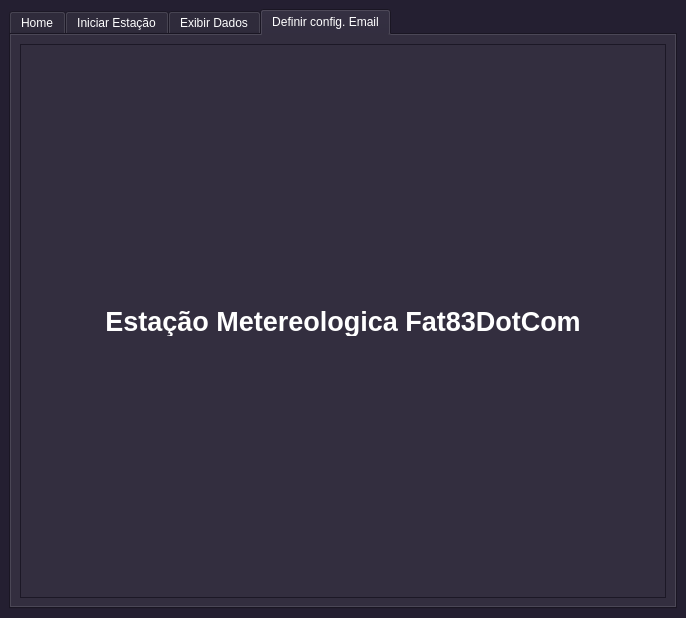
First picture: the form in interface.ui, repository Fat83dotcom/Interface_Estacao, before the edit.
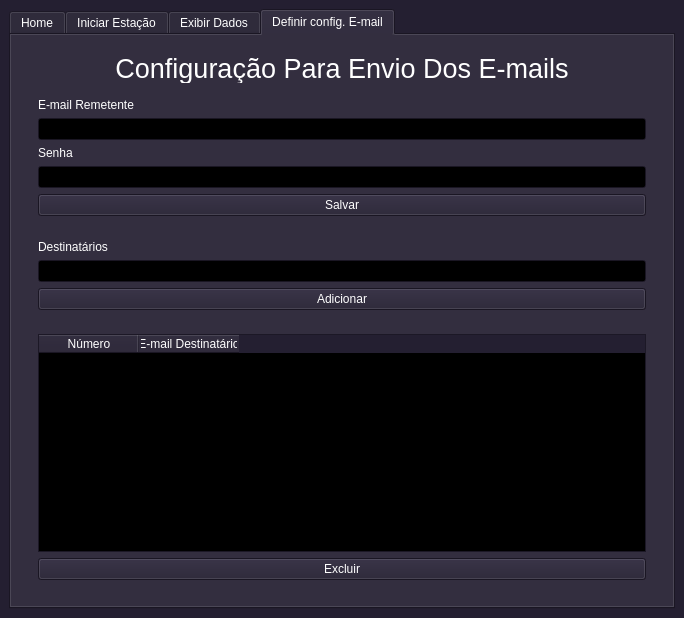
Second picture: the form after the edit. The open tabs and pages were chosen to show the change. Icons and pictures are not drawn.

Commit message: Interface para o usuario definir a configuração do envio de emails

Patch:
```diff
--- a/interface.ui
+++ b/interface.ui
@@ -6,7 +6,7 @@
    <rect>
     <x>0</x>
     <y>0</y>
-    <width>686</width>
+    <width>684</width>
     <height>618</height>
    </rect>
   </property>
@@ -1407,13 +1407,13 @@
       </widget>
       <widget class="QWidget" name="emailUser">
        <attribute name="title">
-        <string>Definir config. Email</string>
+        <string>Definir config. E-mail</string>
        </attribute>
        <layout class="QVBoxLayout" name="verticalLayout_6">
         <item>
          <widget class="QFrame" name="frame_4">
           <property name="frameShape">
-           <enum>QFrame::StyledPanel</enum>
+           <enum>QFrame::NoFrame</enum>
           </property>
           <property name="frameShadow">
            <enum>QFrame::Raised</enum>
@@ -1430,18 +1430,122 @@
              <property name="font">
               <font>
                <pointsize>20</pointsize>
-               <weight>75</weight>
-               <bold>true</bold>
+               <weight>50</weight>
+               <bold>false</bold>
               </font>
              </property>
+             <property name="frameShape">
+              <enum>QFrame::NoFrame</enum>
+             </property>
              <property name="text">
-              <string>Estação Metereologica Fat83DotCom</string>
+              <string>Configuração Para Envio Dos E-mails</string>
              </property>
              <property name="alignment">
               <set>Qt::AlignCenter</set>
              </property>
             </widget>
            </item>
+           <item>
+            <widget class="QFrame" name="frame_33">
+             <property name="frameShape">
+              <enum>QFrame::NoFrame</enum>
+             </property>
+             <property name="frameShadow">
+              <enum>QFrame::Raised</enum>
+             </property>
+             <layout class="QVBoxLayout" name="verticalLayout_25">
+              <item>
+               <widget class="QLabel" name="label_21">
+                <property name="text">
+                 <string>E-mail Remetente</string>
+                </property>
+               </widget>
+              </item>
+              <item>
+               <widget class="QLineEdit" name="emailUsuario"/>
+              </item>
+              <item>
+               <widget class="QLabel" name="label_23">
+                <property name="text">
+                 <string>Senha</string>
+                </property>
+               </widget>
+              </item>
+              <item>
+               <widget class="QLineEdit" name="senhaUsuario"/>
+              </item>
+              <item>
+               <widget class="QPushButton" name="btnSalvarUsuarioSenha">
+                <property name="text">
+                 <string>Salvar</string>
+                </property>
+               </widget>
+              </item>
+             </layout>
+            </widget>
+           </item>
+           <item>
+            <widget class="QFrame" name="frame_34">
+             <property name="frameShape">
+              <enum>QFrame::NoFrame</enum>
+             </property>
+             <property name="frameShadow">
+              <enum>QFrame::Raised</enum>
+             </property>
+             <layout class="QVBoxLayout" name="verticalLayout_27">
+              <item>
+               <widget class="QLabel" name="label_24">
+                <property name="text">
+                 <string>Destinatários</string>
+                </property>
+               </widget>
+              </item>
+              <item>
+               <widget class="QLineEdit" name="adicionarDestinatario"/>
+              </item>
+              <item>
+               <widget class="QPushButton" name="btnAdicionarDestinatario">
+                <property name="text">
+                 <string>Adicionar</string>
+                </property>
+               </widget>
+              </item>
+             </layout>
+            </widget>
+           </item>
+           <item>
+            <widget class="QFrame" name="frame_35">
+             <property name="frameShape">
+              <enum>QFrame::NoFrame</enum>
+             </property>
+             <property name="frameShadow">
+              <enum>QFrame::Raised</enum>
+             </property>
+             <layout class="QVBoxLayout" name="verticalLayout_20">
+              <item>
+               <widget class="QTableWidget" name="tabelaDestinatarios">
+                <column>
+                 <property name="text">
+                  <string>Número</string>
+                 </property>
+                </column>
+                <column>
+                 <property name="text">
+                  <string>E-mail Destinatário</string>
+                 </property>
+                </column>
+               </widget>
+              </item>
+              <item>
+               <widget class="QPushButton" name="btnExcluirDestinatario">
+                <property name="text">
+                 <string>Excluir</string>
+                </property>
+               </widget>
+              </item>
+             </layout>
+            </widget>
+           </item>
           </layout>
          </widget>
         </item>
```
Left out of the diff: 32 changed lines with no effect on the pictures. The commit also changes 3 other files.
